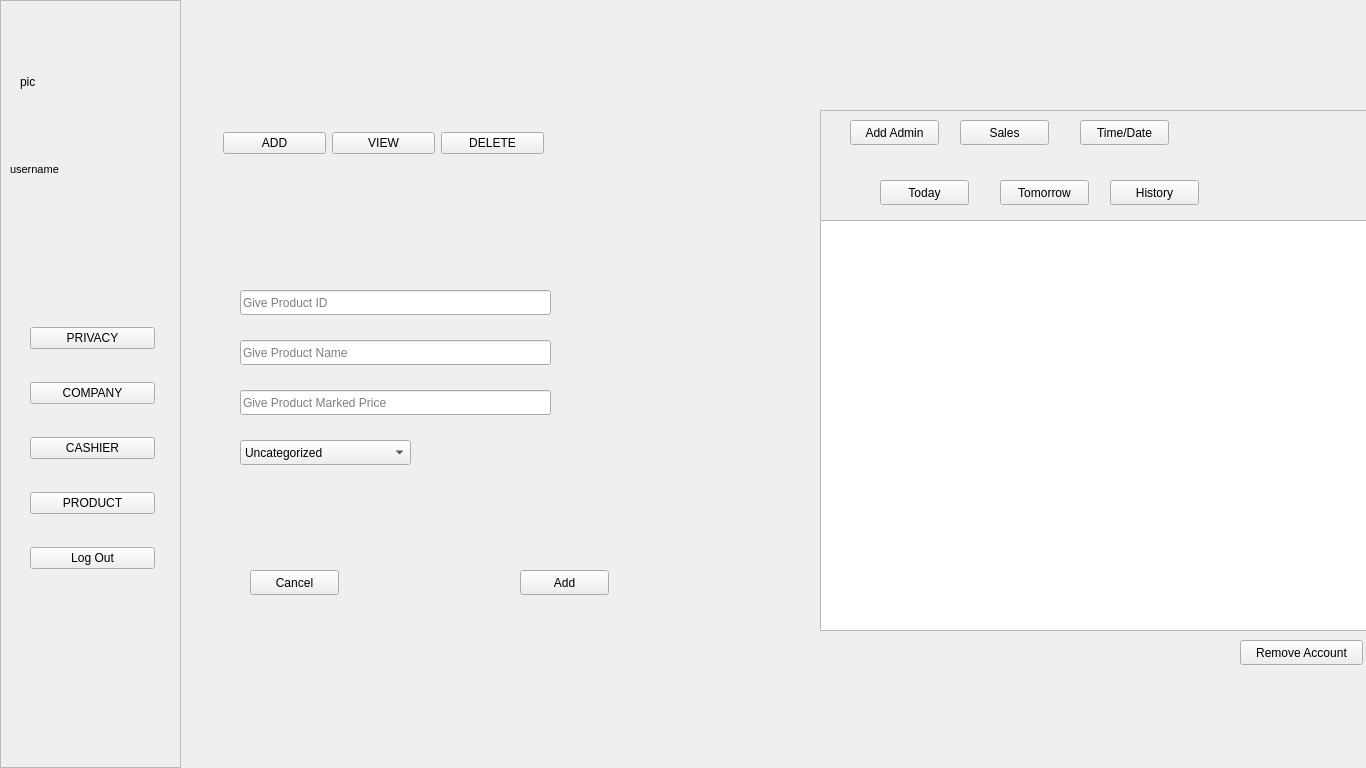
Old version of the form adminwindow.ui in the repository RamrajCh/SuperMarket-Billing-System.
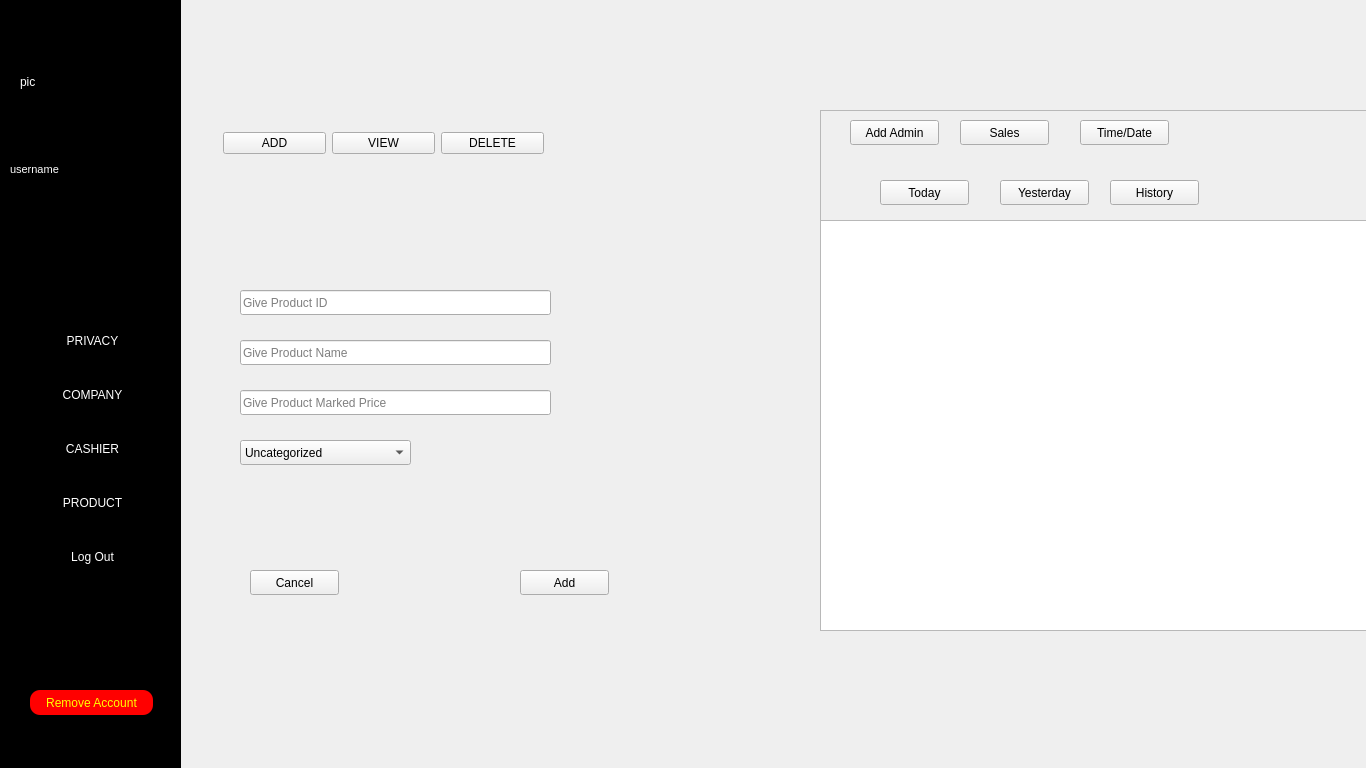
New version of the form. The open tabs and pages were chosen to show the change.

```diff
--- a/adminwindow.ui
+++ b/adminwindow.ui
@@ -1051,6 +1051,11 @@
       <height>768</height>
      </rect>
     </property>
+    <property name="styleSheet">
+     <string notr="true">background:black;
+color:white;
+border:0px</string>
+    </property>
     <property name="frameShape">
      <enum>QFrame::StyledPanel</enum>
     </property>
@@ -1139,6 +1144,24 @@
       <string>&lt;html&gt;&lt;head/&gt;&lt;body&gt;&lt;p&gt;&lt;span style=&quot; font-size:8pt;&quot;&gt;username&lt;/span&gt;&lt;/p&gt;&lt;/body&gt;&lt;/html&gt;</string>
      </property>
     </widget>
+    <widget class="QPushButton" name="removeAccount">
+     <property name="geometry">
+      <rect>
+       <x>30</x>
+       <y>690</y>
+       <width>123</width>
+       <height>25</height>
+      </rect>
+     </property>
+     <property name="styleSheet">
+      <string notr="true">background:Red;
+color:Yellow;
+border-radius:10px;</string>
+     </property>
+     <property name="text">
+      <string>Remove Account</string>
+     </property>
+    </widget>
    </widget>
    <widget class="QFrame" name="frame_2">
     <property name="geometry">
@@ -1345,7 +1368,7 @@
         </rect>
        </property>
        <property name="text">
-        <string>Tomorrow</string>
+        <string>Yesterday</string>
        </property>
       </widget>
       <widget class="QPushButton" name="pushButton_3">
@@ -1377,19 +1400,6 @@
      </property>
     </widget>
    </widget>
-   <widget class="QPushButton" name="removeAccount">
-    <property name="geometry">
-     <rect>
-      <x>1240</x>
-      <y>640</y>
-      <width>123</width>
-      <height>25</height>
-     </rect>
-    </property>
-    <property name="text">
-     <string>Remove Account</string>
-    </property>
-   </widget>
   </widget>
  </widget>
  <resources/>
```
Left out of the diff: 5 changed lines with no effect on the pictures.
